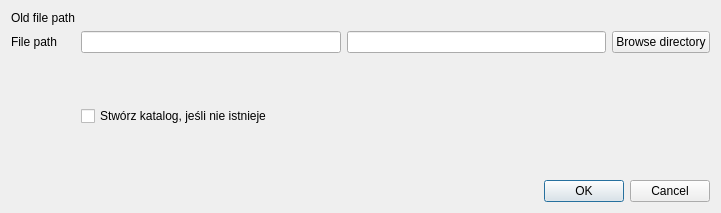
Before: the Qt Designer form widgets/RenameFileDialog.ui in baziorek/STC_editor, drawn with Qt 5.
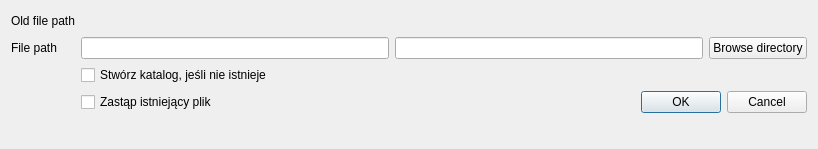
After: the same form once the commit is applied.

```diff
--- a/widgets/RenameFileDialog.ui
+++ b/widgets/RenameFileDialog.ui
@@ -6,8 +6,8 @@
    <rect>
     <x>0</x>
     <y>0</y>
-    <width>721</width>
-    <height>213</height>
+    <width>818</width>
+    <height>149</height>
    </rect>
   </property>
   <property name="windowTitle">
@@ -51,19 +51,6 @@
    <item row="1" column="1">
     <widget class="QLineEdit" name="filePathLineEdit"/>
    </item>
-   <item row="2" column="1">
-    <spacer name="verticalSpacer">
-     <property name="orientation">
-      <enum>Qt::Orientation::Vertical</enum>
-     </property>
-     <property name="sizeHint" stdset="0">
-      <size>
-       <width>20</width>
-       <height>40</height>
-      </size>
-     </property>
-    </spacer>
-   </item>
    <item row="1" column="3">
     <widget class="QPushButton" name="pushButton">
      <property name="text">
@@ -78,6 +65,20 @@
      </property>
     </widget>
    </item>
+   <item row="3" column="1" colspan="2">
+    <widget class="QCheckBox" name="overwriteCheckBox">
+     <property name="text">
+      <string>Zastąp istniejący plik</string>
+     </property>
+    </widget>
+   </item>
+   <item row="4" column="1" colspan="3">
+    <widget class="QLabel" name="targetFileInfoLabel">
+     <property name="text">
+      <string/>
+     </property>
+    </widget>
+   </item>
   </layout>
  </widget>
  <resources/>
```
